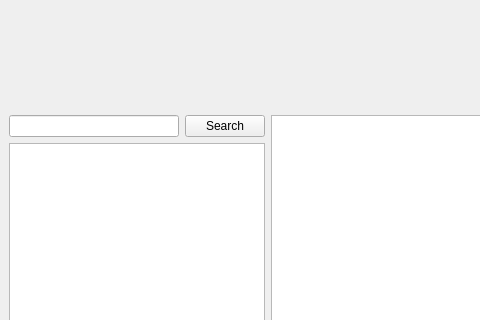
The window that XMYChatClient/usermainwindow.ui (emonq/XMYChat) describes before a commit, drawn with Qt 5; both pictures show x 0 to 480 and y 0 to 320 of the 800 by 600 pixel window.
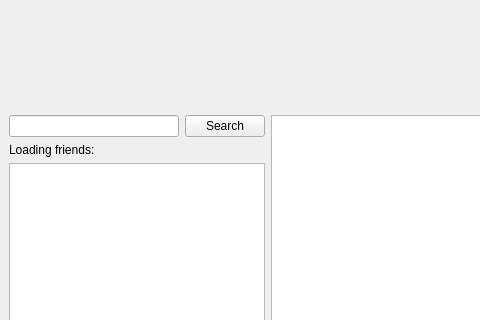
The same window after the commit.

Diff of the .ui file:
```diff
--- a/XMYChatClient/usermainwindow.ui
+++ b/XMYChatClient/usermainwindow.ui
@@ -72,6 +72,13 @@
         </item>
        </layout>
       </item>
+      <item>
+       <widget class="QLabel" name="label_friends">
+        <property name="text">
+         <string>Loading friends:</string>
+        </property>
+       </widget>
+      </item>
       <item>
        <widget class="QListWidget" name="listWidget_friends"/>
       </item>
```
